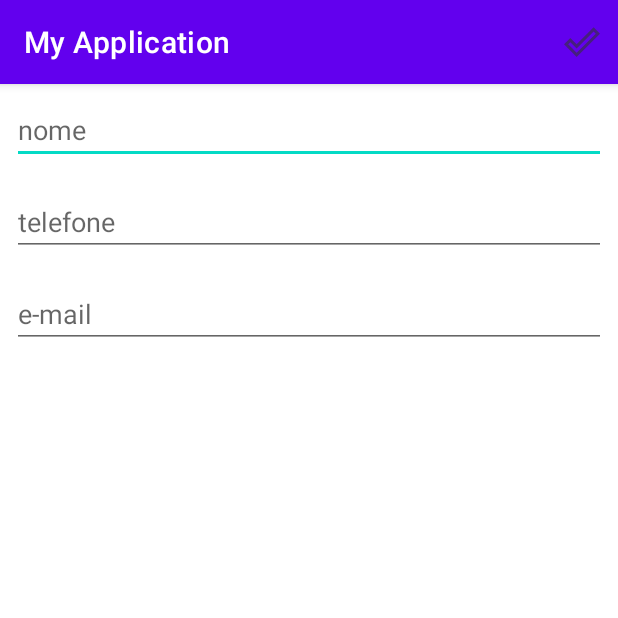
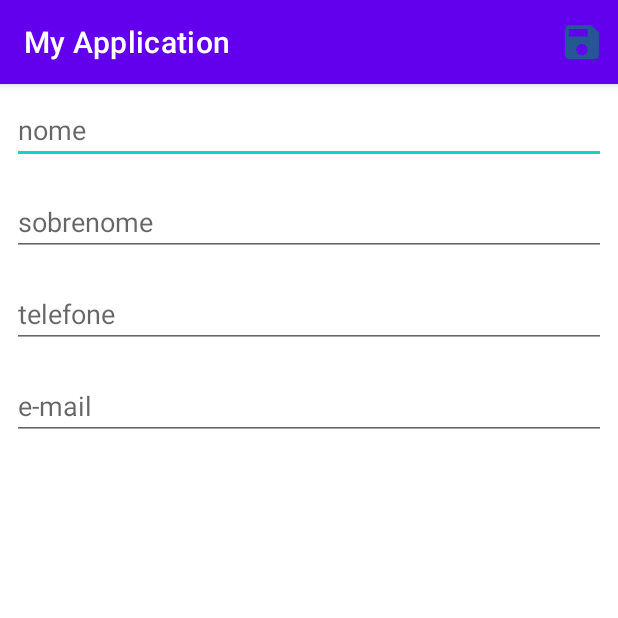
Before and after one commit to billjsan/Android, an Android app: the screen it shows after launch (ActivityCadastroAlunos), after a tap on "botao para adicionar novos alunos", on a phone screen of 412 x 824 dp, the top half of it. Run offline under Robolectric (Android 15) with nearby library versions, the phone set to English and light mode, and no system bars; our stand-ins replace Room's generated code.

Commit message:
implements Room Database Migration changes user save icon

```diff
--- a/Android_basics/app/src/main/java/com/curso/myapplication/database/AppDatabase.java
+++ b/Android_basics/app/src/main/java/com/curso/myapplication/database/AppDatabase.java
@@ -1,6 +1,4 @@
 package com.curso.myapplication.database;
-
-import static com.curso.myapplication.database.AppMigrations.MIGRATIONS;
 
 import android.content.Context;
 
@@ -11,7 +9,7 @@ import androidx.room.RoomDatabase;
 import com.curso.myapplication.database.dao.RoomAlunoDAO;
 import com.curso.myapplication.model.Aluno;
 
-@Database(entities = {Aluno.class}, version = 1, exportSchema = false)
+@Database(entities = {Aluno.class}, version = 2, exportSchema = false)
 public abstract class AppDatabase extends RoomDatabase {
 
     public static final String DATABASE_NAME = "meuApp.db";
@@ -24,7 +22,7 @@ public abstract class AppDatabase extends RoomDatabase {
         if (dbInstance == null) {
             dbInstance = Room.databaseBuilder(context, AppDatabase.class, DATABASE_NAME)
                     .allowMainThreadQueries()
-                    .addMigrations(MIGRATIONS)
+                    .addMigrations(AppMigrations.MIGRATIONS_1_2)
                     .build();
         }
         return dbInstance;
--- a/Android_basics/app/src/main/java/com/curso/myapplication/database/AppMigrations.java
+++ b/Android_basics/app/src/main/java/com/curso/myapplication/database/AppMigrations.java
@@ -6,12 +6,10 @@ import androidx.sqlite.db.SupportSQLiteDatabase;
 
 class AppMigrations {
 
-    protected static final Migration MIGRATIONS = new Migration(1, 2) {
+    protected static final Migration MIGRATIONS_1_2 = new Migration(1, 2) {
         @Override
         public void migrate(@NonNull SupportSQLiteDatabase database) {
-
-            database.execSQL("ALTER TABLE "+ AppDatabase.DATABASE_NAME +
-                    " ADD COLUMN sobrenome TEXT");
+            database.execSQL("ALTER TABLE aluno ADD COLUMN sobrenome TEXT");
         }
     };
 
--- a/Android_basics/app/src/main/java/com/curso/myapplication/ui/AppApplication.java
+++ b/Android_basics/app/src/main/java/com/curso/myapplication/ui/AppApplication.java
@@ -11,6 +11,7 @@ public class AppApplication extends Application {
     public void onCreate() {
         super.onCreate();
 
+
         getDataBaseInstance(this);
     }
 
--- a/Android_basics/app/src/main/java/com/curso/myapplication/ui/activities/ActivityCadastroAlunos.java
+++ b/Android_basics/app/src/main/java/com/curso/myapplication/ui/activities/ActivityCadastroAlunos.java
@@ -22,6 +22,7 @@ public class ActivityCadastroAlunos extends AppCompatActivity {
     private RoomAlunoDAO dao;
     private Aluno alunoSelecionado = null;
     private EditText et_campoNome;
+    private EditText et_campoSobrenome;
     private EditText et_campoEmail;
     private EditText et_campoTelefone;
 
@@ -40,6 +41,7 @@ public class ActivityCadastroAlunos extends AppCompatActivity {
 
     private void referenciaElementosDaView() {
         et_campoNome = findViewById(R.id.formulario_aluno_nome);
+        et_campoSobrenome = findViewById(R.id.formulario_aluno_sobrenome);
         et_campoEmail = findViewById(R.id.et_formulario_aluno_email);
         et_campoTelefone = findViewById(R.id.et_formulario_aluno_telefone);
     }
@@ -57,14 +59,16 @@ public class ActivityCadastroAlunos extends AppCompatActivity {
 
     private void mostraInfoAlunoSelecionado(@NonNull Aluno alunoSelecionado) {
         et_campoNome.setText(alunoSelecionado.getNome());
+        et_campoSobrenome.setText(alunoSelecionado.getSobrenome());
         et_campoEmail.setText(alunoSelecionado.getEmail());
         et_campoTelefone.setText(alunoSelecionado.getTelefone());
     }
 
     private void editaAlunoExistente() {
         if (isLoggable) Log.d(TAG, "onEditaAlunoExistente");
+        alunoSelecionado.setNome(et_campoNome.getText().toString());
+        alunoSelecionado.setSobrenome(et_campoSobrenome.getText().toString());
         alunoSelecionado.setEmail(et_campoEmail.getText().toString());
-        alunoSelecionado.setNome(et_campoNome.getText().toString());
         alunoSelecionado.setTelefone(et_campoTelefone.getText().toString());
         dao.edita(alunoSelecionado);
     }
@@ -73,6 +77,7 @@ public class ActivityCadastroAlunos extends AppCompatActivity {
         if (isLoggable) Log.d(TAG, "onCriaNovoAluno");
         Aluno novoAluno = new Aluno(
                 et_campoNome.getText().toString(),
+                et_campoSobrenome.getText().toString(),
                 et_campoTelefone.getText().toString(),
                 et_campoEmail.getText().toString()
         );
--- a/Android_basics/app/src/main/java/com/curso/myapplication/ui/activities/ActivityListaAlunos.java
+++ b/Android_basics/app/src/main/java/com/curso/myapplication/ui/activities/ActivityListaAlunos.java
@@ -40,7 +40,6 @@ public class ActivityListaAlunos extends AppCompatActivity {
         if (isLoggable) Log.d(TAG, "onCreate");
         setContentView(R.layout.activity_lista_alunos);
         setTitle(TITULO_APP_BAR);
-
         referenciaElementosDaView();
         configuraAdapter();
         configuraBotaoAdicionarAluno();
--- /dev/null
+++ b/Android_basics/app/src/main/res/drawable-anydpi/ic_action_save.xml
@@ -0,0 +1,16 @@
+<vector xmlns:android="http://schemas.android.com/apk/res/android"
+    android:width="24dp"
+    android:height="24dp"
+    android:viewportWidth="24"
+    android:viewportHeight="24"
+    android:tint="#146D7D"
+    android:alpha="0.8">
+  <group android:scaleX="1.25"
+      android:scaleY="1.25"
+      android:translateX="-3"
+      android:translateY="-3">
+    <path
+        android:fillColor="@android:color/white"
+        android:pathData="M17,3L5,3c-1.11,0 -2,0.9 -2,2v14c0,1.1 0.89,2 2,2h14c1.1,0 2,-0.9 2,-2L21,7l-4,-4zM12,19c-1.66,0 -3,-1.34 -3,-3s1.34,-3 3,-3 3,1.34 3,3 -1.34,3 -3,3zM15,9L5,9L5,5h10v4z"/>
+  </group>
+</vector>
--- a/Android_basics/app/src/main/res/layout/activity_cadastro_alunos.xml
+++ b/Android_basics/app/src/main/res/layout/activity_cadastro_alunos.xml
@@ -15,6 +15,16 @@
         android:ems="10"
         android:inputType="textCapWords"
         android:hint="@string/formulario_aluno_nome"
+        android:autofillHints="name" />
+
+    <EditText
+        android:id="@+id/formulario_aluno_sobrenome"
+        android:layout_width="match_parent"
+        android:layout_height="wrap_content"
+        android:layout_margin="8dp"
+        android:ems="10"
+        android:inputType="textCapWords"
+        android:hint="@string/formulario_aluno_sobrenome"
         android:autofillHints="name" />
 
     <EditText
--- a/Android_basics/app/src/main/res/menu/activity_lista_alunos_salvar.xml
+++ b/Android_basics/app/src/main/res/menu/activity_lista_alunos_salvar.xml
@@ -6,5 +6,5 @@
         android:id="@+id/activity_menu_salvar"
         android:title="@string/menu_salvar"
         app:showAsAction="always"
-        android:icon="@drawable/option_menu_save"/>
+        android:icon="@drawable/ic_action_save" />
 </menu>
--- a/Android_basics/app/src/main/res/values/strings.xml
+++ b/Android_basics/app/src/main/res/values/strings.xml
@@ -9,6 +9,7 @@
     <string name="toast_removed_confirmation">\ foi removido(a)</string>
     <string name="descricao_botao_add_aluno">botao para adicionar novos alunos</string>
     <string name="formulario_aluno_nome">nome</string>
+    <string name="formulario_aluno_sobrenome">sobrenome</string>
     <string name="formulario_aluno_telefone">telefone</string>
     <string name="formulario_aluno_email">e-mail</string>
 </resources>
```
Also changed, not shown: Android_basics/app/src/main/java/com/curso/myapplication/model/Aluno.java (+13 -2 lines), Android_basics/app/src/main/java/com/curso/myapplication/ui/adapter/ListaAdapter.java (+6 -2 lines), Android_basics/app/src/main/res/layout/item_lista_aluno.xml (+14 -0 lines), Android_basics/app/src/main/res/drawable-hdpi/ic_action_save.png (added), Android_basics/app/src/main/res/drawable-mdpi/ic_action_save.png (added), Android_basics/app/src/main/res/drawable-xhdpi/ic_action_save.png (added), Android_basics/app/src/main/res/drawable-xxhdpi/ic_action_save.png (added).
